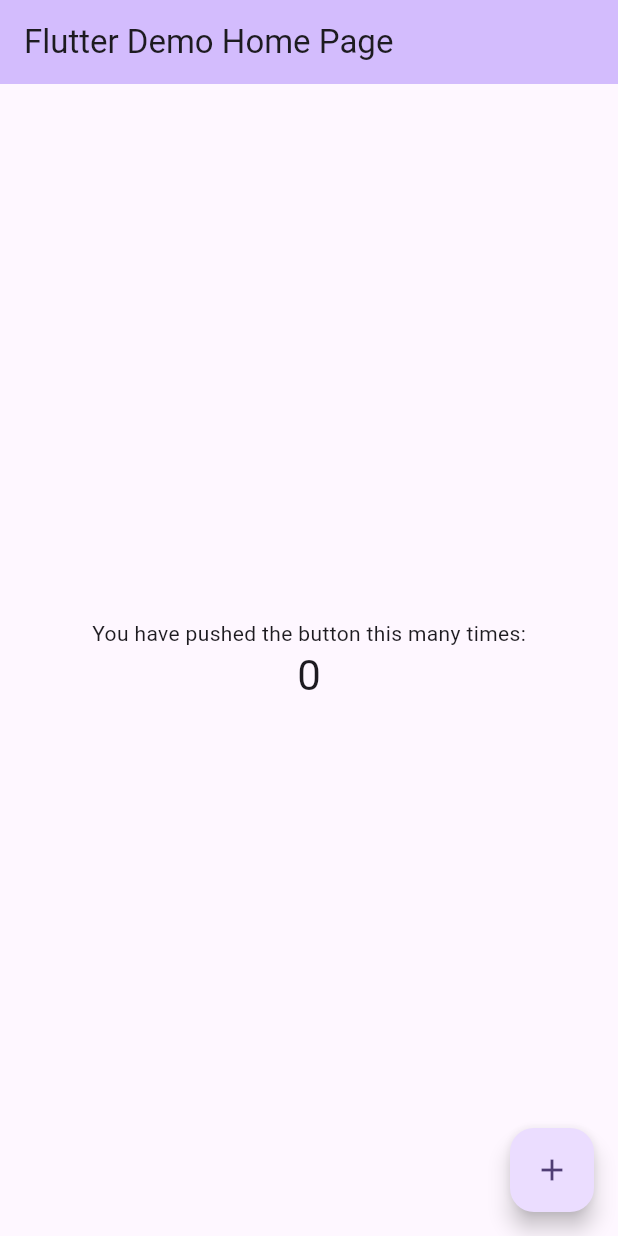
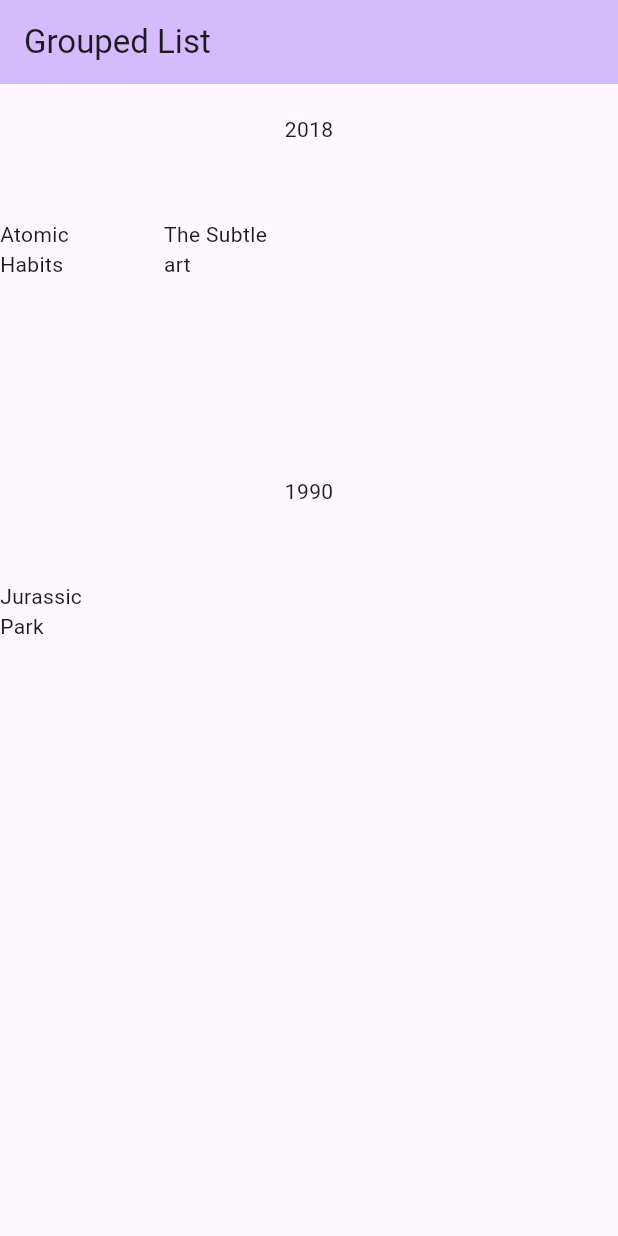
Before and after one commit to ziadhassan7/z_grouped_list, a Flutter app: the screen it shows after launch, on a phone screen of 412 x 824 dp. Run offline on Flutter 3.47's test engine with Material 3 defaults, Android fonts, the phone set to English and light mode, and no system bars.

Commit message:
initial commit

```diff
--- a/example/lib/main.dart
+++ b/example/lib/main.dart
@@ -1,4 +1,5 @@
 import 'package:flutter/material.dart';
+import 'package:z_grouped_list/z_grouped_list.dart';
 
 void main() {
   runApp(const MyApp());
@@ -13,113 +14,67 @@ class MyApp extends StatelessWidget {
     return MaterialApp(
       title: 'Flutter Demo',
       theme: ThemeData(
-        // This is the theme of your application.
-        //
-        // TRY THIS: Try running your application with "flutter run". You'll see
-        // the application has a blue toolbar. Then, without quitting the app,
-        // try changing the seedColor in the colorScheme below to Colors.green
-        // and then invoke "hot reload" (save your changes or press the "hot
-        // reload" button in a Flutter-supported IDE, or press "r" if you used
-        // the command line to start the app).
-        //
-        // Notice that the counter didn't reset back to zero; the application
-        // state is not lost during the reload. To reset the state, use hot
-        // restart instead.
-        //
-        // This works for code too, not just values: Most code changes can be
-        // tested with just a hot reload.
         colorScheme: ColorScheme.fromSeed(seedColor: Colors.deepPurple),
         useMaterial3: true,
       ),
-      home: const MyHomePage(title: 'Flutter Demo Home Page'),
+      home: const HomePage(),
     );
   }
 }
 
-class MyHomePage extends StatefulWidget {
-  const MyHomePage({super.key, required this.title});
-
-  // This widget is the home page of your application. It is stateful, meaning
-  // that it has a State object (defined below) that contains fields that affect
-  // how it looks.
-
-  // This class is the configuration for the state. It holds the values (in this
-  // case the title) provided by the parent (in this case the App widget) and
-  // used by the build method of the State. Fields in a Widget subclass are
-  // always marked "final".
-
-  final String title;
+class HomePage extends StatefulWidget {
+  const HomePage({super.key,});
 
   @override
-  State<MyHomePage> createState() => _MyHomePageState();
+  State<HomePage> createState() => _HomePageState();
 }
 
-class _MyHomePageState extends State<MyHomePage> {
-  int _counter = 0;
+class _HomePageState extends State<HomePage> {
 
-  void _incrementCounter() {
-    setState(() {
-      // This call to setState tells the Flutter framework that something has
-      // changed in this State, which causes it to rerun the build method below
-      // so that the display can reflect the updated values. If we changed
-      // _counter without calling setState(), then the build method would not be
-      // called again, and so nothing would appear to happen.
-      _counter++;
-    });
-  }
+  final List<Map<String, dynamic>> books =[
+    {"name": "Atomic Habits" , "year": 2018},
+    {"name": "The Subtle art" , "year": 2018},
+    {"name": "Jurassic Park" , "year": 1990},
+  ];
+
 
   @override
   Widget build(BuildContext context) {
-    // This method is rerun every time setState is called, for instance as done
-    // by the _incrementCounter method above.
-    //
-    // The Flutter framework has been optimized to make rerunning build methods
-    // fast, so that you can just rebuild anything that needs updating rather
-    // than having to individually change instances of widgets.
+
     return Scaffold(
       appBar: AppBar(
-        // TRY THIS: Try changing the color here to a specific color (to
-        // Colors.amber, perhaps?) and trigger a hot reload to see the AppBar
-        // change color while the other colors stay the same.
         backgroundColor: Theme.of(context).colorScheme.inversePrimary,
-        // Here we take the value from the MyHomePage object that was created by
-        // the App.build method, and use it to set our appbar title.
-        title: Text(widget.title),
+        title: const Text("Grouped List"),
       ),
-      body: Center(
-        // Center is a layout widget. It takes a single child and positions it
-        // in the middle of the parent.
-        child: Column(
-          // Column is also a layout widget. It takes a list of children and
-          // arranges them vertically. By default, it sizes itself to fit its
-          // children horizontally, and tries to be as tall as its parent.
-          //
-          // Column has various properties to control how it sizes itself and
-          // how it positions its children. Here we use mainAxisAlignment to
-          // center the children vertically; the main axis here is the vertical
-          // axis because Columns are vertical (the cross axis would be
-          // horizontal).
-          //
-          // TRY THIS: Invoke "debug painting" (choose the "Toggle Debug Paint"
-          // action in the IDE, or press "p" in the console), to see the
-          // wireframe for each widget.
-          mainAxisAlignment: MainAxisAlignment.center,
-          children: <Widget>[
-            const Text(
-              'You have pushed the button this many times:',
-            ),
-            Text(
-              '$_counter',
-              style: Theme.of(context).textTheme.headlineMedium,
-            ),
-          ],
-        ),
+
+
+      body: Column(
+        children: [
+
+        ZGroupedList.grid(
+        shrinkWrap: true,
+        crossAxisCount: 3,
+        items: books,
+        sortBy: (item){
+          int year = item['year'];
+          return year;
+        },
+        itemBuilder: (context, item){
+          String? name = item['name'];
+          return Text(name ?? "empty");
+        },
+        groupSeparatorBuilder: (year) {
+          return Text(year.toString(),);
+        },
+
+        gridDelegate: const SliverGridDelegateWithMaxCrossAxisExtent(
+            maxCrossAxisExtent: 80,
+            childAspectRatio: 5 / 9,
+            crossAxisSpacing: 25,
+            mainAxisSpacing: 15),
+        )],
       ),
-      floatingActionButton: FloatingActionButton(
-        onPressed: _incrementCounter,
-        tooltip: 'Increment',
-        child: const Icon(Icons.add),
-      ), // This trailing comma makes auto-formatting nicer for build methods.
+
     );
   }
 }
--- a/example/pubspec.yaml
+++ b/example/pubspec.yaml
@@ -35,6 +35,7 @@ dependencies:
   # The following adds the Cupertino Icons font to your application.
   # Use with the CupertinoIcons class for iOS style icons.
   cupertino_icons: ^1.0.2
+  z_grouped_list: ^1.0.1
 
 dev_dependencies:
   flutter_test:
--- a/lib/z_grouped_list.dart
+++ b/lib/z_grouped_list.dart
@@ -3,10 +3,10 @@ library z_grouped_list;
 import 'package:flutter/material.dart';
 
 //ignore: must_be_immutable
-class ZiGroupedList<T, E> extends StatelessWidget {
+class ZGroupedList<T, E> extends StatelessWidget {
 
   ///Normal List View
-  ZiGroupedList(
+  ZGroupedList(
       {Key? key,
         required this.shrinkWrap,
         required this.items,
@@ -17,7 +17,7 @@ class ZiGroupedList<T, E> extends StatelessWidget {
       : super(key: key);
 
   /// Grid List
-  ZiGroupedList.grid(
+  ZGroupedList.grid(
       {Key? key,
         required this.shrinkWrap,
         required this.items,
--- a/pubspec.yaml
+++ b/pubspec.yaml
@@ -1,6 +1,6 @@
 name: z_grouped_list
 description: A custom list that separates data into groups with specific index.
-version: 1.0.0
+version: 1.0.1
 homepage: https://github.com/ziadhassan7/z_grouped_list
 
 environment:
```
Also changed, not shown: example/pubspec.lock, 3 other files.
